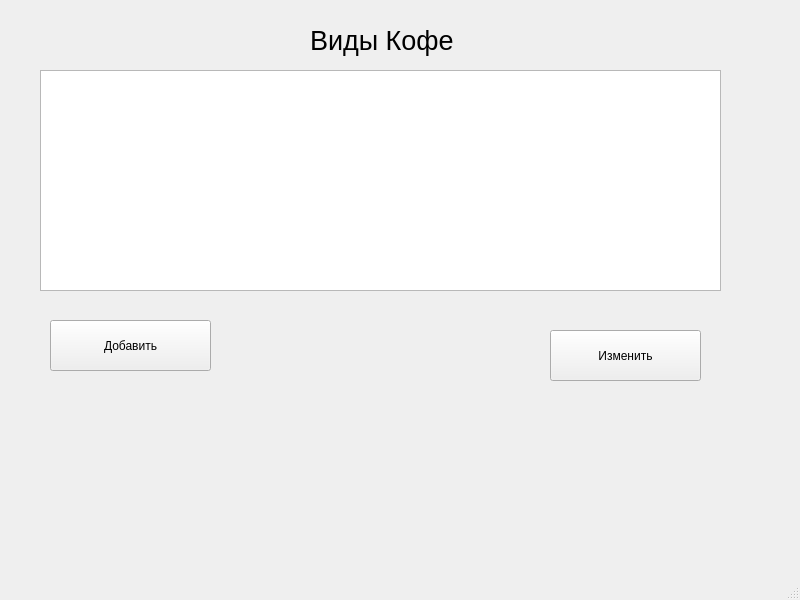
Before: the Qt Designer form main.ui in lemtok/espresso, drawn with Qt 5.
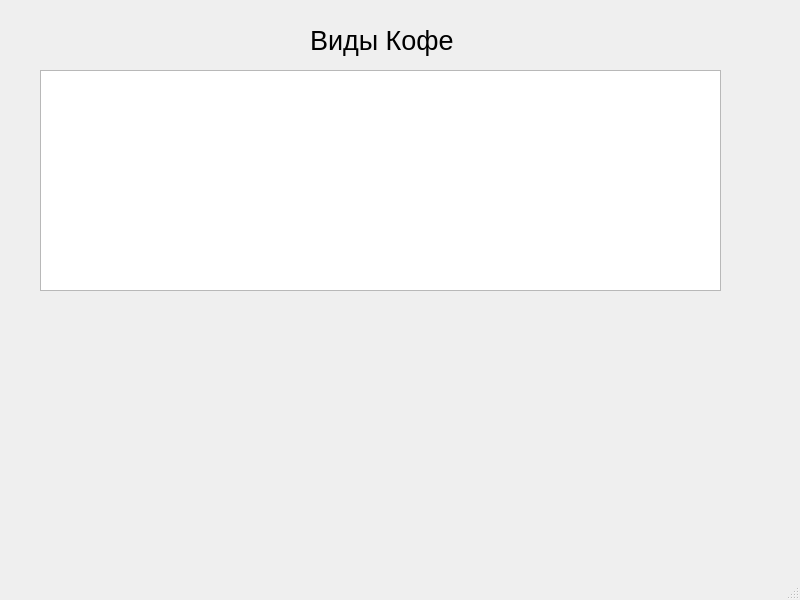
After: the same form once the commit is applied.

Commit message: espresso task 1

```diff
--- a/main.ui
+++ b/main.ui
@@ -42,32 +42,6 @@
      <string>Виды Кофе</string>
     </property>
    </widget>
-   <widget class="QPushButton" name="addButton">
-    <property name="geometry">
-     <rect>
-      <x>50</x>
-      <y>320</y>
-      <width>161</width>
-      <height>51</height>
-     </rect>
-    </property>
-    <property name="text">
-     <string>Добавить</string>
-    </property>
-   </widget>
-   <widget class="QPushButton" name="editButton">
-    <property name="geometry">
-     <rect>
-      <x>550</x>
-      <y>330</y>
-      <width>151</width>
-      <height>51</height>
-     </rect>
-    </property>
-    <property name="text">
-     <string>Изменить</string>
-    </property>
-   </widget>
   </widget>
   <widget class="QMenuBar" name="menubar">
    <property name="geometry">
```
The commit also changes 2 other files.
